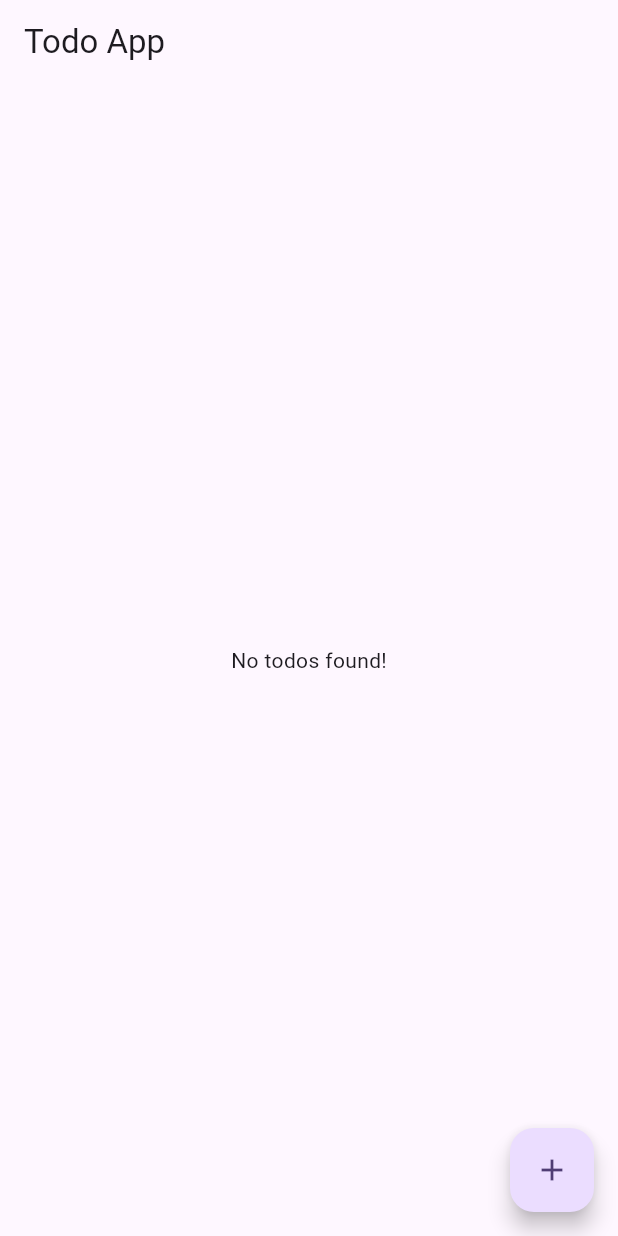
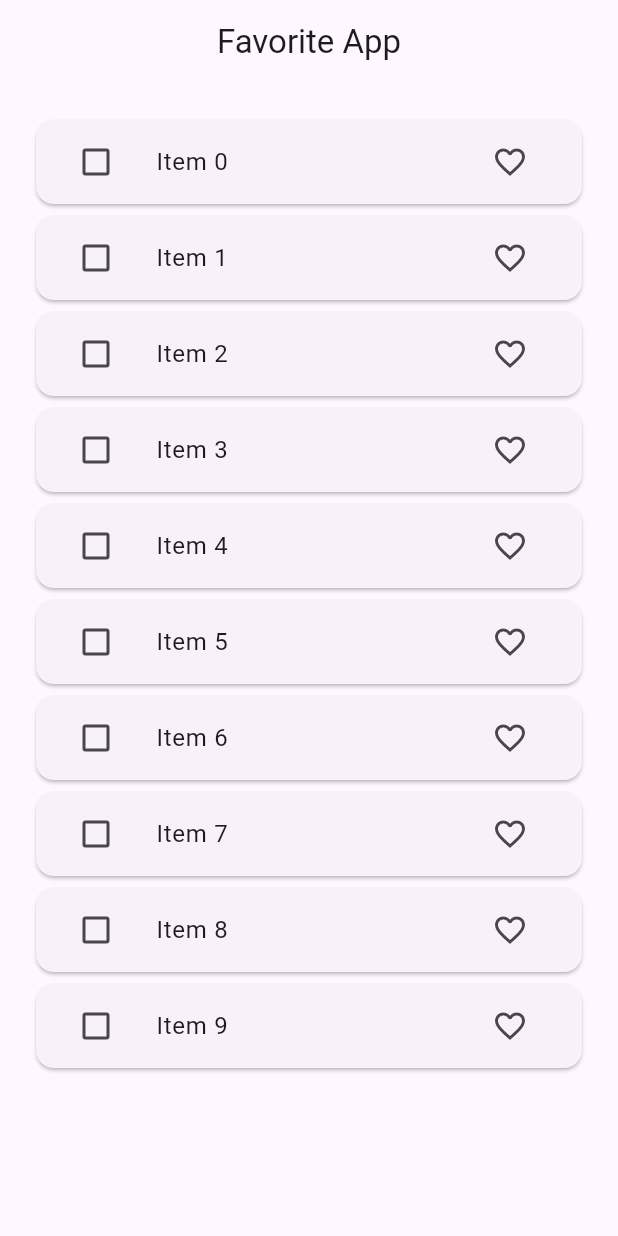
Before and after one commit to humnalodhi/Flutter-Bloc-RestApi-CleanArch, a Flutter app: the screen it shows after launch, on a phone screen of 412 x 824 dp. Run offline on Flutter 3.47's test engine with Material 3 defaults, Android fonts, the phone set to English and light mode, and no system bars; our stand-ins replace bloc, equatable, flutter_bloc, image_picker.

Commit message:
Implemented favorite app(insert, favorites and delete) with bloc.

```diff
--- /dev/null
+++ b/lib/bloc/favorite_app/favorite_app_bloc.dart
@@ -0,0 +1,100 @@
+import 'package:bloc/bloc.dart';
+import 'package:bloc_rest_api_clean_arch/model/favorite_item_model.dart';
+import 'package:bloc_rest_api_clean_arch/repository/favorite_repository.dart';
+import 'package:equatable/equatable.dart';
+
+part 'favorite_app_event.dart';
+
+part 'favorite_app_state.dart';
+
+class FavoriteAppBloc extends Bloc<FavoriteAppEvent, FavoriteAppState> {
+  List<FavoriteItemModel> favoriteList = [];
+  List<FavoriteItemModel> tempFavoriteList = [];
+  FavoriteRepository favoriteRepository;
+
+  FavoriteAppBloc(this.favoriteRepository) : super(const FavoriteAppState()) {
+    on<FetchFavoriteList>(fetchList);
+    on<FavoriteItem>(addFavoriteItem);
+    on<SelectItem>(selectItem);
+    on<UnSelectItem>(unSelectItem);
+    on<DeleteItem>(deleteItem);
+  }
+
+  void fetchList(
+      FetchFavoriteList event, Emitter<FavoriteAppState> emit) async {
+    favoriteList = await favoriteRepository.fetchItem();
+    emit(
+      state.copyWith(
+        favoriteItemList: List.from(favoriteList),
+        listStatus: ListStatus.success,
+      ),
+    );
+  }
+
+  void selectItem(SelectItem event, Emitter<FavoriteAppState> emit) async {
+    tempFavoriteList.add(
+      event.item,
+    );
+    emit(
+      state.copyWith(
+        tempFavoriteList: List.from(
+          tempFavoriteList,
+        ),
+      ),
+    );
+  }
+
+  void unSelectItem(UnSelectItem event, Emitter<FavoriteAppState> emit) async {
+    tempFavoriteList.remove(
+      event.item,
+    );
+    emit(
+      state.copyWith(
+        tempFavoriteList: List.from(
+          tempFavoriteList,
+        ),
+      ),
+    );
+  }
+
+  void addFavoriteItem(
+      FavoriteItem event, Emitter<FavoriteAppState> emit) async {
+    final index = favoriteList.indexWhere(
+      (element) => element.id == event.item.id,
+    );
+    if (event.item.isFavorite) {
+      if (tempFavoriteList.contains(
+        favoriteList[index],
+      )) {
+        tempFavoriteList.remove(
+          favoriteList[index],
+        );
+        tempFavoriteList.add(event.item);
+      }
+    } else {
+      if (tempFavoriteList.contains(favoriteList[index])) {
+        tempFavoriteList.remove(favoriteList[index]);
+        tempFavoriteList.add(event.item);
+      }
+    }
+    favoriteList[index] = event.item;
+    emit(
+      state.copyWith(
+        favoriteItemList: List.from(favoriteList),
+      ),
+    );
+  }
+
+  void deleteItem(DeleteItem event, Emitter<FavoriteAppState> emit) {
+    for (int i = 0; i < tempFavoriteList.length; i++) {
+      favoriteList.remove(tempFavoriteList[i]);
+    }
+    tempFavoriteList.clear();
+    emit(
+      state.copyWith(
+        favoriteItemList: List.from(favoriteList),
+        tempFavoriteList: List.from(tempFavoriteList),
+      ),
+    );
+  }
+}
--- /dev/null
+++ b/lib/bloc/favorite_app/favorite_app_event.dart
@@ -0,0 +1,35 @@
+part of 'favorite_app_bloc.dart';
+
+abstract class FavoriteAppEvent extends Equatable {
+  const FavoriteAppEvent();
+
+  @override
+  List<Object?> get props => [];
+}
+
+class FetchFavoriteList extends FavoriteAppEvent {}
+class DeleteItem extends FavoriteAppEvent {}
+
+class FavoriteItem extends FavoriteAppEvent {
+  final FavoriteItemModel item;
+
+  const FavoriteItem({
+    required this.item,
+  });
+}
+
+class SelectItem extends FavoriteAppEvent {
+  final FavoriteItemModel item;
+
+  const SelectItem({
+    required this.item,
+  });
+}
+
+class UnSelectItem extends FavoriteAppEvent {
+  final FavoriteItemModel item;
+
+  const UnSelectItem({
+    required this.item,
+  });
+}
--- /dev/null
+++ b/lib/bloc/favorite_app/favorite_app_state.dart
@@ -0,0 +1,38 @@
+part of 'favorite_app_bloc.dart';
+
+enum ListStatus {
+  loading,
+  success,
+  failure,
+}
+
+class FavoriteAppState extends Equatable {
+  final List<FavoriteItemModel> favoriteItemList;
+  final List<FavoriteItemModel> tempFavoriteList;
+  final ListStatus listStatus;
+
+  const FavoriteAppState({
+    this.favoriteItemList = const [],
+    this.tempFavoriteList = const [],
+    this.listStatus = ListStatus.loading,
+  });
+
+  FavoriteAppState copyWith({
+    List<FavoriteItemModel>? favoriteItemList,
+    List<FavoriteItemModel>? tempFavoriteList,
+    ListStatus? listStatus,
+  }) {
+    return FavoriteAppState(
+      favoriteItemList: favoriteItemList ?? this.favoriteItemList,
+      tempFavoriteList: tempFavoriteList ?? this.tempFavoriteList,
+      listStatus: listStatus ?? this.listStatus,
+    );
+  }
+
+  @override
+  List<Object?> get props => [
+        favoriteItemList,
+        tempFavoriteList,
+        listStatus,
+      ];
+}
--- a/lib/main.dart
+++ b/lib/main.dart
@@ -1,7 +1,9 @@
 import 'package:bloc_rest_api_clean_arch/bloc/counter/counter_bloc.dart';
+import 'package:bloc_rest_api_clean_arch/bloc/favorite_app/favorite_app_bloc.dart';
 import 'package:bloc_rest_api_clean_arch/bloc/image_picker/image_picker_bloc.dart';
 import 'package:bloc_rest_api_clean_arch/bloc/todo/todo_bloc.dart';
-import 'package:bloc_rest_api_clean_arch/screens/todo_screen/todo_screen.dart';
+import 'package:bloc_rest_api_clean_arch/repository/favorite_repository.dart';
+import 'package:bloc_rest_api_clean_arch/screens/favorite_app_screen/favorite_app_screen.dart';
 import 'package:bloc_rest_api_clean_arch/utils/image_picker_utils.dart';
 import 'package:flutter/material.dart';
 import 'package:flutter_bloc/flutter_bloc.dart';
@@ -28,17 +30,24 @@ class MyApp extends StatelessWidget {
         BlocProvider(
           create: (_) => TodoBloc(),
         ),
+        BlocProvider(
+          create: (_) => FavoriteAppBloc(
+            FavoriteRepository(),
+          ),
+        ),
       ],
       child: MaterialApp(
         debugShowCheckedModeBanner: false,
         title: 'Flutter Demo',
+        // themeMode: ThemeMode.dark,
         theme: ThemeData(
+          // brightness: Brightness.dark,
           colorScheme: ColorScheme.fromSeed(
             seedColor: Colors.deepPurple,
           ),
           useMaterial3: true,
         ),
-        home: const TodoScreen(),
+        home: const FavoriteAppScreen(),
       ),
     );
   }
--- /dev/null
+++ b/lib/model/favorite_item_model.dart
@@ -0,0 +1,37 @@
+import 'package:equatable/equatable.dart';
+
+class FavoriteItemModel extends Equatable {
+  const FavoriteItemModel({
+    required this.id,
+    required this.value,
+    this.isDeleting = false,
+    this.isFavorite = false,
+  });
+
+  final String id;
+  final String value;
+  final bool isDeleting;
+  final bool isFavorite;
+
+  FavoriteItemModel copyWith({
+    String? id,
+    String? value,
+    bool? isDeleting,
+    bool? isFavorite,
+  }) {
+    return FavoriteItemModel(
+      id: id ?? this.id,
+      value: value ?? this.value,
+      isDeleting: isDeleting ?? this.isDeleting,
+      isFavorite: isFavorite ?? this.isFavorite,
+    );
+  }
+
+  @override
+  List<Object?> get props => [
+        id,
+        value,
+        isDeleting,
+        isFavorite,
+      ];
+}
--- /dev/null
+++ b/lib/repository/favorite_repository.dart
@@ -0,0 +1,24 @@
+import 'package:bloc_rest_api_clean_arch/model/favorite_item_model.dart';
+
+class FavoriteRepository {
+  Future<List<FavoriteItemModel>> fetchItem() async {
+    await Future.delayed(
+      const Duration(
+        seconds: 3,
+      ),
+    );
+    return List.of(
+      generateList(10),
+    );
+  }
+
+  List<FavoriteItemModel> generateList(int length) {
+    return List.generate(
+      length,
+      (index) => FavoriteItemModel(
+        id: index.toString(),
+        value: 'Item $index',
+      ),
+    );
+  }
+}
--- /dev/null
+++ b/lib/screens/favorite_app_screen/favorite_app_screen.dart
@@ -0,0 +1,120 @@
+import 'package:bloc_rest_api_clean_arch/bloc/favorite_app/favorite_app_bloc.dart';
+import 'package:bloc_rest_api_clean_arch/model/favorite_item_model.dart';
+import 'package:flutter/material.dart';
+import 'package:flutter_bloc/flutter_bloc.dart';
+
+class FavoriteAppScreen extends StatefulWidget {
+  const FavoriteAppScreen({super.key});
+
+  @override
+  State<FavoriteAppScreen> createState() => _FavoriteAppScreenState();
+}
+
+class _FavoriteAppScreenState extends State<FavoriteAppScreen> {
+  @override
+  void initState() {
+    super.initState();
+    context.read<FavoriteAppBloc>().add(
+          FetchFavoriteList(),
+        );
+  }
+
+  @override
+  Widget build(BuildContext context) {
+    return Scaffold(
+      appBar: AppBar(
+        title: const Text('Favorite App'),
+        centerTitle: true,
+        actions: [
+          BlocBuilder<FavoriteAppBloc, FavoriteAppState>(
+            builder: (context, state) {
+              return Visibility(
+                visible: state.tempFavoriteList.isNotEmpty ? true : false,
+                child: IconButton(
+                  onPressed: () {
+                    context.read<FavoriteAppBloc>().add(
+                          DeleteItem(),
+                        );
+                  },
+                  icon: const Icon(
+                    Icons.delete,
+                    color: Colors.red,
+                  ),
+                ),
+              );
+            },
+          ),
+        ],
+      ),
+      body: Padding(
+        padding: const EdgeInsets.all(20.0),
+        child: BlocBuilder<FavoriteAppBloc, FavoriteAppState>(
+          builder: (context, state) {
+            switch (state.listStatus) {
+              case ListStatus.loading:
+                return const Center(
+                  child: CircularProgressIndicator(),
+                );
+              case ListStatus.success:
+                return ListView.builder(
+                  itemCount: state.favoriteItemList.length,
+                  itemBuilder: (context, index) {
+                    final item = state.favoriteItemList[index];
+                    return Card(
+                      child: ListTile(
+                        leading: Checkbox(
+                          value: state.tempFavoriteList.contains(item)
+                              ? true
+                              : false,
+                          onChanged: (value) {
+                            if (value!) {
+                              context.read<FavoriteAppBloc>().add(
+                                    SelectItem(
+                                      item: item,
+                                    ),
+                                  );
+                            } else {
+                              context.read<FavoriteAppBloc>().add(
+                                    UnSelectItem(
+                                      item: item,
+                                    ),
+                                  );
+                            }
+                          },
+                        ),
+                        title: Text(
+                          item.value.toString(),
+                        ),
+                        trailing: IconButton(
+                          onPressed: () {
+                            context.read<FavoriteAppBloc>().add(
+                                  FavoriteItem(
+                                    item: FavoriteItemModel(
+                                      isFavorite: item.isFavorite ? false : true,
+                                      id: item.id,
+                                      value: item.value,
+                                    ),
+                                  ),
+                                );
+                          },
+                          icon: Icon(
+                            item.isFavorite
+                                ? Icons.favorite
+                                : Icons.favorite_outline,
+                          ),
+                        ),
+                      ),
+                    );
+                  },
+                );
+              case ListStatus.failure:
+                return const Text(
+                  'Something went wrong',
+                );
+            }
+          },
+        ),
+      ),
+    );
+  }
+}
```
